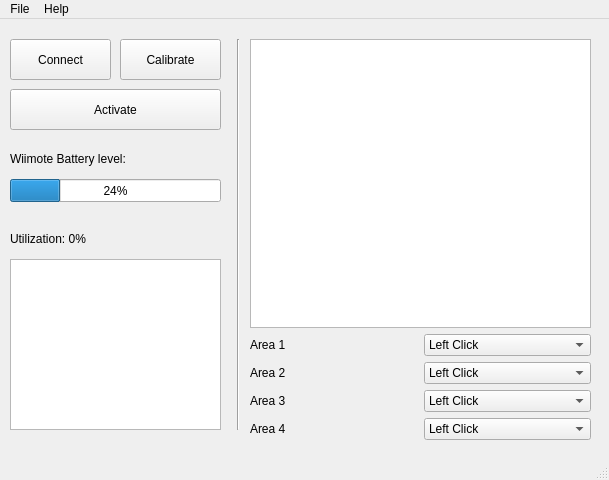
Before: the Qt Designer form stuff/mainwindow.ui in pnegre/python-whiteboard, drawn with Qt 5.
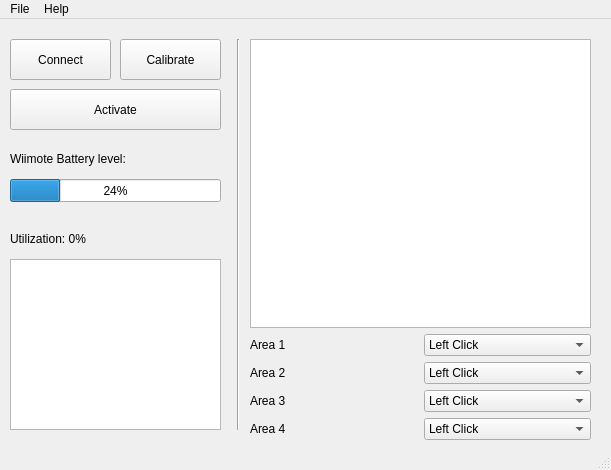
After: the same form once the commit is applied.

Commit message: Window is fixed size now. To quit, we have to use the menu

What changed in the file:
```diff
--- a/stuff/mainwindow.ui
+++ b/stuff/mainwindow.ui
@@ -6,10 +6,28 @@
    <rect>
     <x>0</x>
     <y>0</y>
-    <width>609</width>
-    <height>480</height>
+    <width>611</width>
+    <height>470</height>
    </rect>
   </property>
+  <property name="sizePolicy">
+   <sizepolicy hsizetype="Fixed" vsizetype="Fixed">
+    <horstretch>0</horstretch>
+    <verstretch>0</verstretch>
+   </sizepolicy>
+  </property>
+  <property name="minimumSize">
+   <size>
+    <width>611</width>
+    <height>470</height>
+   </size>
+  </property>
+  <property name="maximumSize">
+   <size>
+    <width>611</width>
+    <height>470</height>
+   </size>
+  </property>
   <property name="windowTitle">
    <string>MainWindow</string>
   </property>
@@ -312,8 +330,8 @@
     <rect>
      <x>0</x>
      <y>0</y>
-     <width>609</width>
-     <height>26</height>
+     <width>611</width>
+     <height>20</height>
     </rect>
    </property>
    <widget class="QMenu" name="menuFile">
```
The commit also changes 1 other file.
